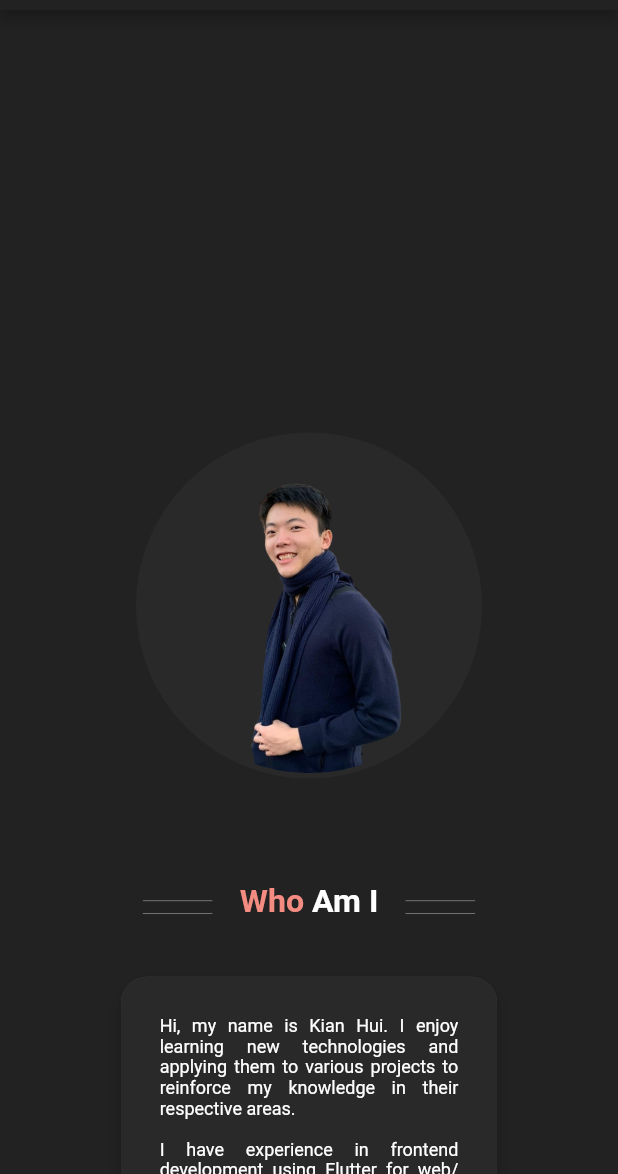
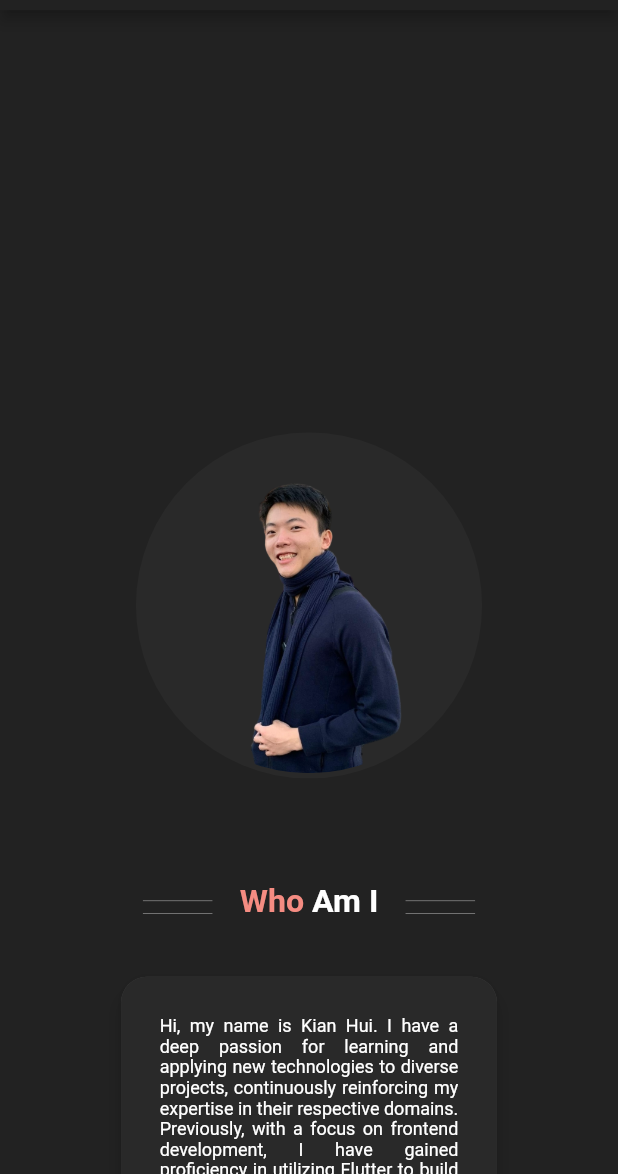
Before and after one commit to Kwang-Kian-Hui/portfolio-website-v2-flutter, a Flutter app: the screen it shows after launch, scrolled down 576 dp, on a phone screen of 412 x 824 dp, the part 62-1236 px from its top. Run offline on Flutter 3.47's test engine with Material 2 defaults, Android fonts, the phone set to English and light mode, and no system bars; drawn by our look-alikes of animated_background, scrollable_positioned_list; our stand-ins replace carousel_slider, dotted_border, flutter_inset_box_shadow, flutter_riverpod, responsive_framework.

Commit message:
update "about me" description

```diff
--- a/lib/core/presentation/components/about_me_widget.dart
+++ b/lib/core/presentation/components/about_me_widget.dart
@@ -176,7 +176,7 @@ class _AboutMeWidgetState extends State<AboutMeWidget> {
                                   ),
                                 ),
                                 Text(
-                                  "\nGoals:\n",
+                                  "\nLife Goals:\n",
                                   style: AppStyles.roboto18Bold,
                                 ),
                                 SizedBox(
--- a/lib/core/shared/const.dart
+++ b/lib/core/shared/const.dart
@@ -5,12 +5,21 @@ class ConstObjects{
   static const String abundantAccountingLogo = 'assets/images/abundant_accounting_logo.png';
 
   static const String aboutMeDescription =
-    "Hi, my name is Kian Hui. I enjoy learning new technologies and applying them "
-    "to various projects to reinforce my knowledge in their respective areas."
-    "\n\nI have experience in frontend development using Flutter for web/mobile applications utilizing tools from "
-    "cloud platforms such as Google Cloud and Microsoft Azure. However, that does not limit my learning to frontend "
-    "technologies as I look for opportunities to expand my knowledge towards other fields."
-    "\n\nRead more about my experiences and skills below.";
+    "Hi, my name is Kian Hui. I have a deep passion for learning and applying new technologies to diverse projects,"
+    " continuously reinforcing my expertise in their respective domains. Previously, with a focus on frontend "
+    "development, I have gained proficiency in utilizing Flutter to build web and mobile applications. Additionally,"
+    " I have hands-on experience leveraging cloud platforms such as Google Cloud and Microsoft Azure. My goal is to "
+    "acquire expertise across multiple specializations and maintain a versatile skill set that aligns with the "
+    "evolving demands of the industry."
+    "\n\nI am proud to have achieved the Quantexa Data Engineer certification, which has equipped me with essential "
+    "skills in running ETL processes, resolving entities within networks through compound resolution techniques, and"
+    " customizing the Quantexa UI Tool. This certification has solidified my abilities in data engineering and "
+    "expanded my capabilities in leveraging advanced tools for data analysis and visualization."
+    "\n\nI am driven by a strong desire to pursue ongoing learning and development, particularly in exploring new "
+    "technologies and expanding my knowledge within their respective fields. With a growth mindset, I am eager to "
+    "embrace new challenges and apply my skills in innovative ways."
+    "\n\nPlease feel free to reach out to discuss any opportunities or projects where my technical expertise and "
+    "passion for learning can contribute to success.";
 
 static const String aboutMeTrivia =
     "Things I do to relieve stress: gaming, running and indoor plants gardening";
```
